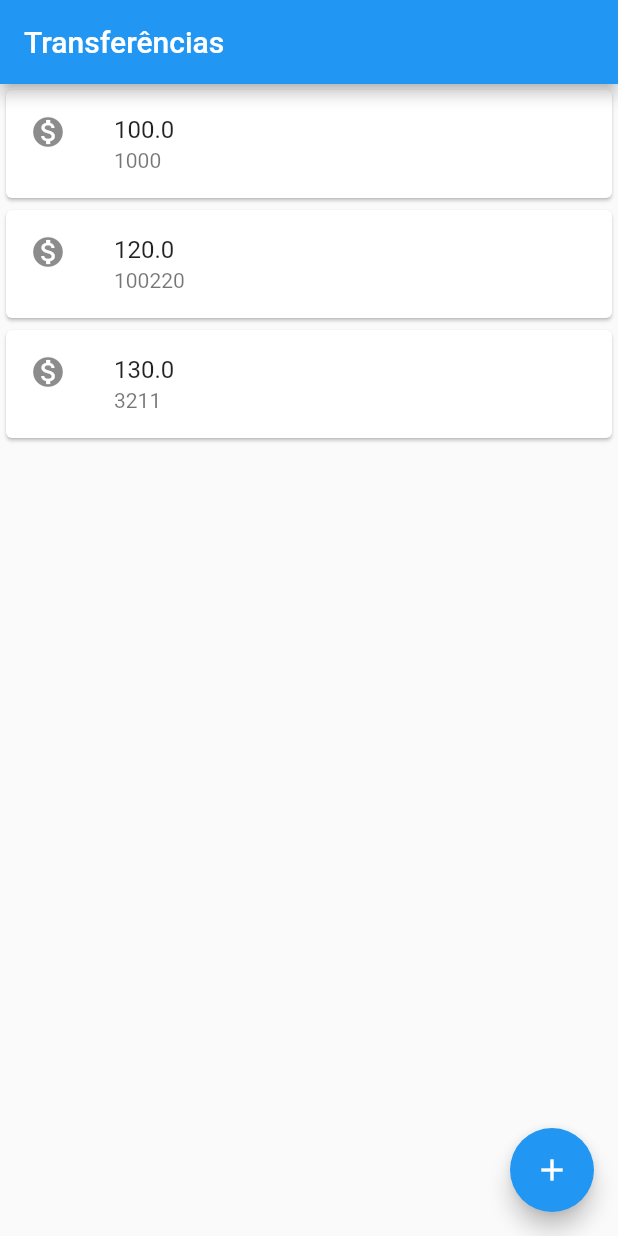
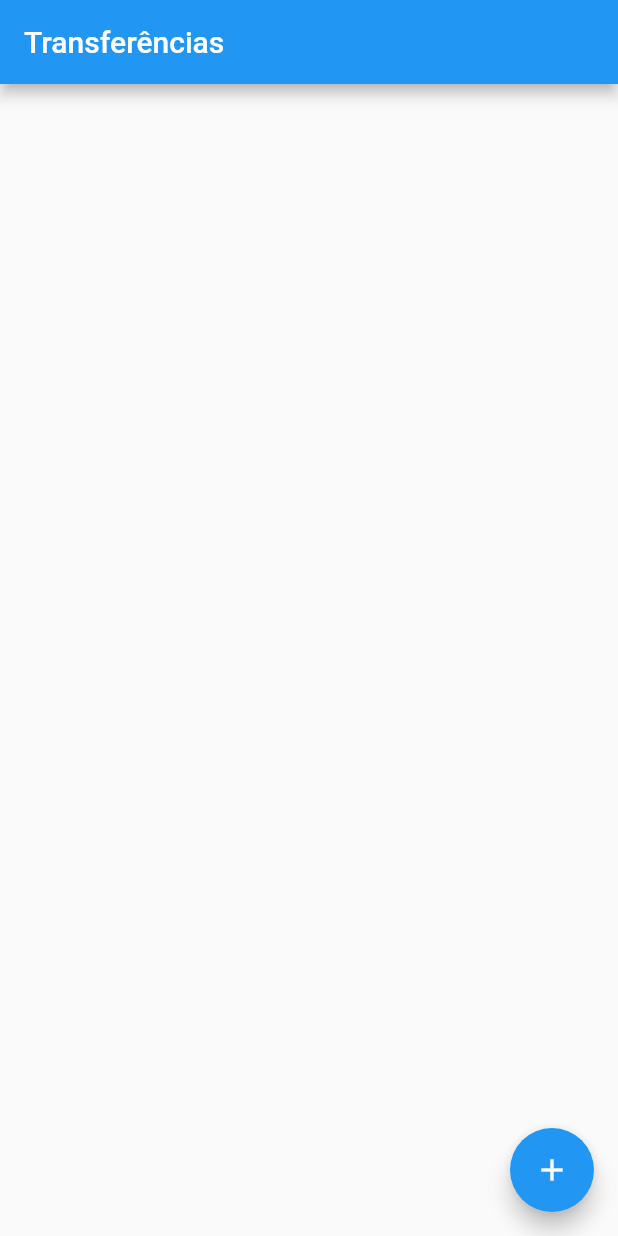
Before and after one commit to LyraEverton/bytebank, a Flutter app: the screen it shows after launch, on a phone screen of 412 x 824 dp. Run offline on Flutter 3.47's test engine with Material 2 defaults, Android fonts, the phone set to English and light mode, and no system bars.

Commit message:
Convert Column to ListView(because its dynamic)]

```diff
--- a/lib/main.dart
+++ b/lib/main.dart
@@ -58,18 +58,20 @@ class FormularioTransferencia extends StatelessWidget {
 }
 
 class ListaTransferencia extends StatelessWidget{
+  final List<Transferencia> _transferencias = List();
   @override
   Widget build(BuildContext context) {
   return Scaffold(
       appBar: AppBar(
         title: Text('Transferências'),
       ),
-      body: Column(
-        children: <Widget>[
-          ItemTransferencia(Transferencia(100.0, 1000)),
-          ItemTransferencia(Transferencia(120.0, 100220)),
-          ItemTransferencia(Transferencia(130.0, 3211)),
-        ],
+      body: ListView.builder(
+        itemCount: _transferencias.length,
+        itemBuilder: (context, indice){
+          final transferencia = _transferencias[indice];
+
+          return ItemTransferencia(transferencia);
+        },
       ),
       floatingActionButton: FloatingActionButton(
         child: Icon(Icons.add),
@@ -78,8 +80,7 @@ class ListaTransferencia extends StatelessWidget{
            return FormularioTransferencia();
           }));
           future.then((transferenciaRecebida){
-            debugPrint('chegou no then');
-            debugPrint('$transferenciaRecebida');
+          _transferencias.add(transferenciaRecebida);
           });
         },
       ),
```
